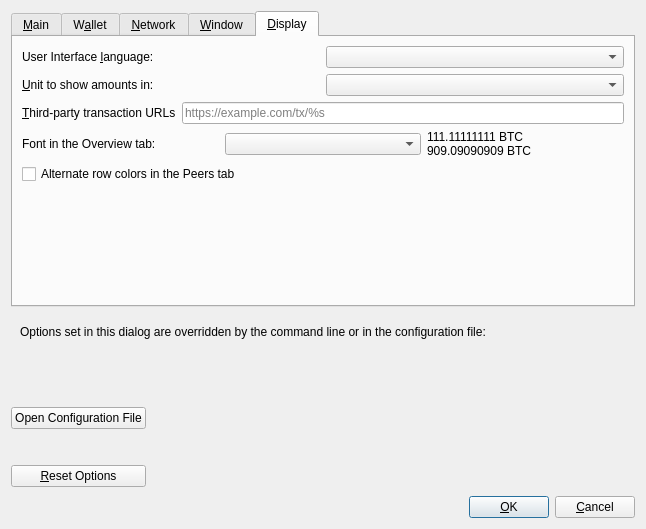
Qt form src/qt/forms/optionsdialog.ui (bitcoincore-dev/bitcoin-2001-863168-294116-d812cf1189) before a commit.
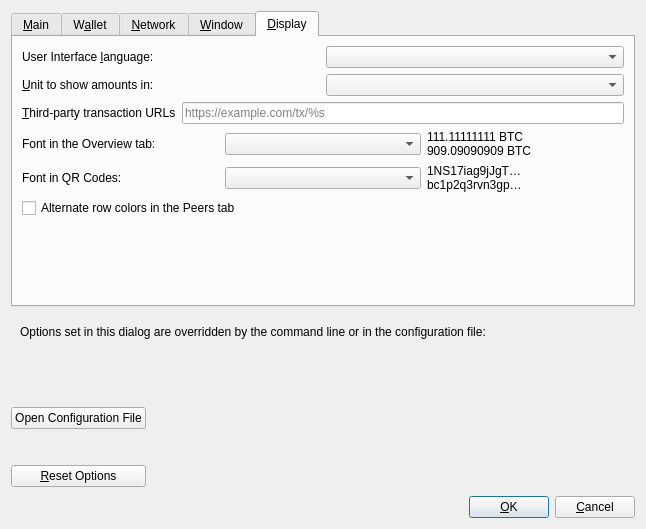
The same form after that commit. The open tabs and pages were chosen to show the change. Custom widgets are drawn as their Qt base class.

Commit message:
GUI: Enable customisation of QR Code font
Rebased-From: a19b2978ad445b8e6fb64e33a83d49ad3978320c

```diff
--- a/src/qt/forms/optionsdialog.ui
+++ b/src/qt/forms/optionsdialog.ui
@@ -796,6 +796,31 @@
          </item>
         </layout>
        </item>
+       <item>
+        <layout class="QHBoxLayout" name="horizontalLayout_qrFont">
+         <item>
+          <widget class="QLabel" name="qrFontLabel">
+           <property name="text">
+            <string>Font in QR Codes: </string>
+           </property>
+           <property name="buddy">
+            <cstring>qrFont</cstring>
+           </property>
+          </widget>
+         </item>
+         <item>
+          <widget class="QComboBox" name="qrFont"/>
+         </item>
+         <item>
+          <widget class="QLabel" name="qrFont_preview">
+           <property name="text">
+            <string notr="true">1NS17iag9jJgT…
+bc1p2q3rvn3gp…</string>
+           </property>
+          </widget>
+         </item>
+        </layout>
+       </item>
        <item>
         <widget class="QCheckBox" name="peersTabAlternatingRowColors">
          <property name="toolTip">
```
The commit also changes 6 other files.
